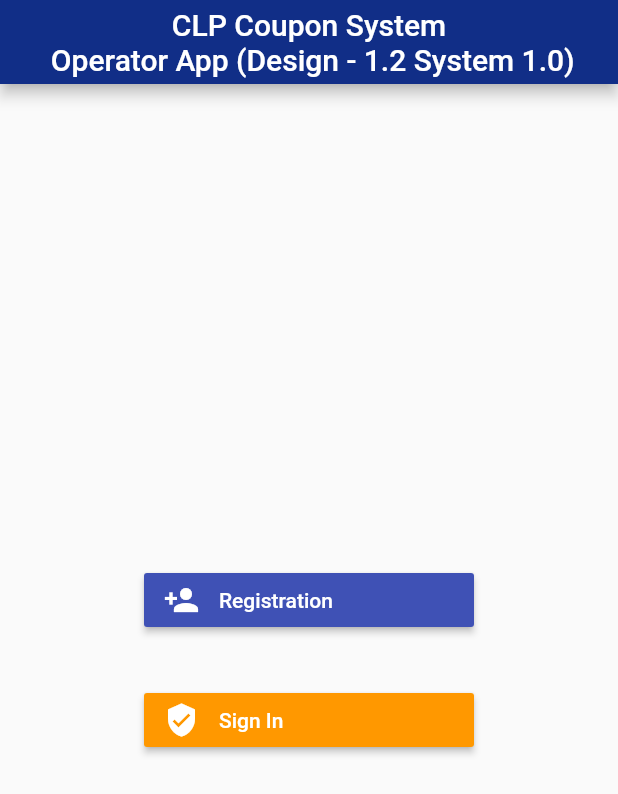
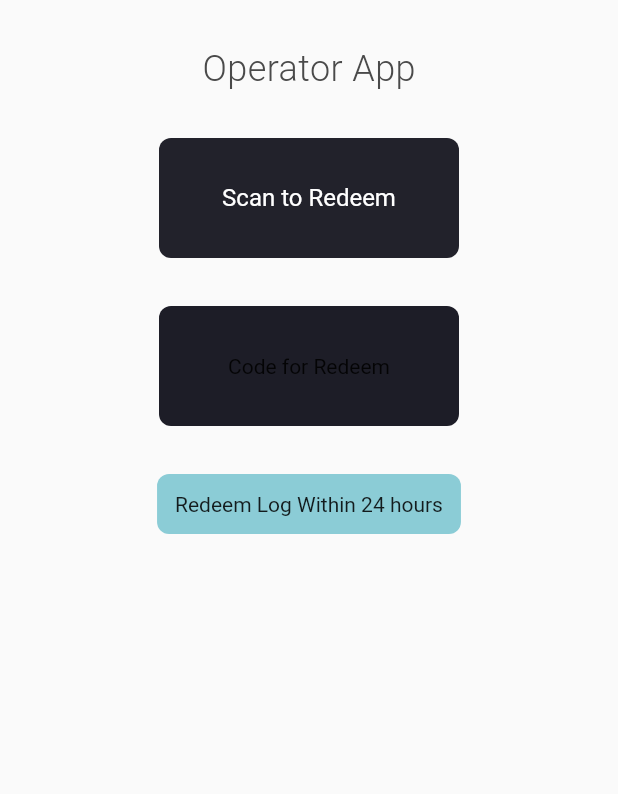
Before and after one commit to cyrsis/clppowercoupon, a Flutter app: the screen it shows after launch, on a phone screen of 412 x 824 dp. Shown: the top 794 px of the screen. Run offline on Flutter 3.47's test engine with Material 2 defaults, Android fonts, the phone set to English and light mode, and no system bars; our stand-ins replace bloc, cloud_firestore, csv, firebase_auth, firebase_core, flutter_bloc and 7 more; missing offline and left inert: barcode_scan; accounts and stored records are empty; Roboto replaces fonts that are missing (Avenir); key blocks and very long unbroken strings in the code were emptied for the run.

```diff
--- /dev/null
+++ b/lib/OperationMenuScreen.dart
@@ -0,0 +1,66 @@
+import 'package:clppowercoupon/Styles/AppStyleExport.dart';
+import 'package:flutter/material.dart';
+
+import 'Styles/AppStyle.dart';
+
+class OperationMenuScreen extends StatefulWidget {
+  OperationMenuScreen({Key key}) : super(key: key);
+
+  @override
+  _OperationMenuScreenState createState() => new _OperationMenuScreenState();
+}
+
+class _OperationMenuScreenState extends State<OperationMenuScreen> {
+  var _space = AppWidget.SizeBoxH32;
+
+  @override
+  Widget build(BuildContext context) {
+    return new Scaffold(
+      body: Center(
+        child: new Column(
+            mainAxisAlignment: MainAxisAlignment.start,
+            crossAxisAlignment: CrossAxisAlignment.center,
+            mainAxisSize: MainAxisSize.max,
+            children: <Widget>[
+              _space,
+              new Text("Operator App", style: AppStyle.Avenir24Black),
+              _space,
+              new Container(
+                width: 200.0,
+                height: 80.0,
+                alignment: Alignment.center,
+                padding: new EdgeInsets.all(12.0),
+                decoration: new BoxDecoration(
+                  color: AppColors.BlackLight,
+                  borderRadius: new BorderRadius.circular(8.0),
+                ),
+                child: new Text('Scan to Redeem',style: AppStyle.f16White,),
+              ),
+              _space,
+              new Container(
+                width: 200.0,
+                height: 80.0,
+                alignment: Alignment.center,
+                padding: new EdgeInsets.all(12.0),
+                decoration: new BoxDecoration(
+                  color: AppColors.AlphaDark,
+                  borderRadius: new BorderRadius.circular(8.0),
+                ),
+                child: new Text('Code for Redeem'),
+              ),
+              _space,
+              new Container(
+                padding: new EdgeInsets.all(12.0),
+                decoration: new BoxDecoration(
+                  color: AppColors.blue,
+                  borderRadius: new BorderRadius.circular(8.0),
+                ),
+                child: new Text('Redeem Log Within 24 hours'),
+              ),
+
+
+            ]),
+      ),
+    );
+  }
+}
--- a/lib/SignInScreen.dart
+++ b/lib/SignInScreen.dart
@@ -53,10 +53,10 @@ class _SignInScreenState extends State<SignInScreen> {
           scrollDirection: Axis.vertical,
           children: <Widget>[
             _EmailPasswordForm(),
-            _EmailLinkSignInSection(),
-            _AnonymouslySignInSection(),
-            _PhoneSignInSection(Scaffold.of(context)),
-            _OtherProvidersSignInSection(),
+            // _EmailLinkSignInSection(),
+            // _AnonymouslySignInSection(),
+            // _PhoneSignInSection(Scaffold.of(context)),
+            // _OtherProvidersSignInSection(),
           ],
         );
       }),
@@ -100,7 +100,7 @@ class _EmailPasswordFormState extends State<_EmailPasswordForm> {
                   controller: _emailController,
                   decoration: const InputDecoration(labelText: 'Email'),
                   validator: (String value) {
-                    if (value.isEmpty) return 'Please enter some text';
+                    if (value.isEmpty) return 'Please enter your email';
                     return null;
                   },
                 ),
@@ -108,7 +108,7 @@ class _EmailPasswordFormState extends State<_EmailPasswordForm> {
                   controller: _passwordController,
                   decoration: const InputDecoration(labelText: 'Password'),
                   validator: (String value) {
-                    if (value.isEmpty) return 'Please enter some text';
+                    if (value.isEmpty) return 'Please enter your password';
                     return null;
                   },
                   obscureText: true,
@@ -147,6 +147,11 @@ class _EmailPasswordFormState extends State<_EmailPasswordForm> {
         password: _passwordController.text,
       ))
           .user;
+
+      if (user != null) {
+
+
+      }
 
       Scaffold.of(context).showSnackBar(SnackBar(
         content: Text("${user.email} signed in"),
--- a/lib/main.dart
+++ b/lib/main.dart
@@ -6,6 +6,7 @@ import 'package:flutter_signin_button/button_builder.dart';
 
 import 'Bloc/IntlBloc/intl_bloc.dart';
 import 'Bloc/IntlBloc/intl_event.dart';
+import 'OperationMenuScreen.dart';
 import 'RegisterScreen.dart';
 import 'SignInScreen.dart';
 
@@ -40,10 +41,10 @@ class _MyAppState extends State<MyApp> {
           primaryColor: Color(0xFF112E87),
           visualDensity: VisualDensity.adaptivePlatformDensity,
         ),
-        home: MyHomePage(
-            title:
-                'CLP Coupon System \n Operator App (Design - 1.2 System 1.0)'),
-      ),
+        // home: MyHomePage(
+        //     title:
+        //         'CLP Coupon System \n Operator App (Design - 1.2 System 1.0)'),
+        home: OperationMenuScreen()),
     );
   }
 }
```
Also changed, not shown: 3 other files.
